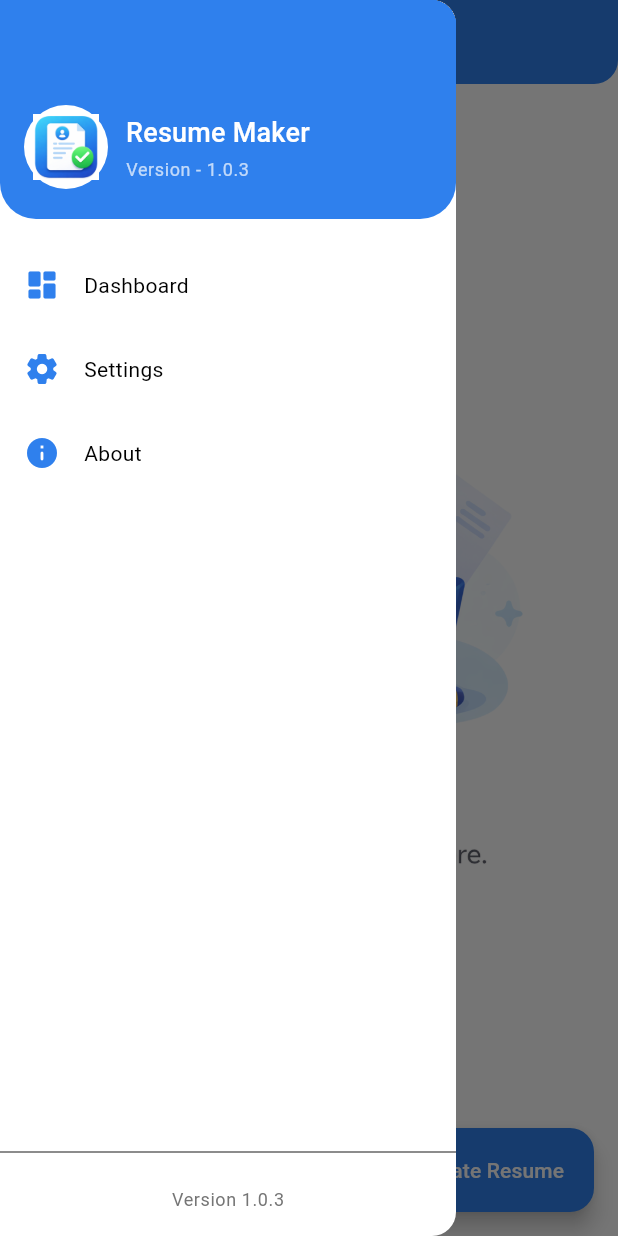
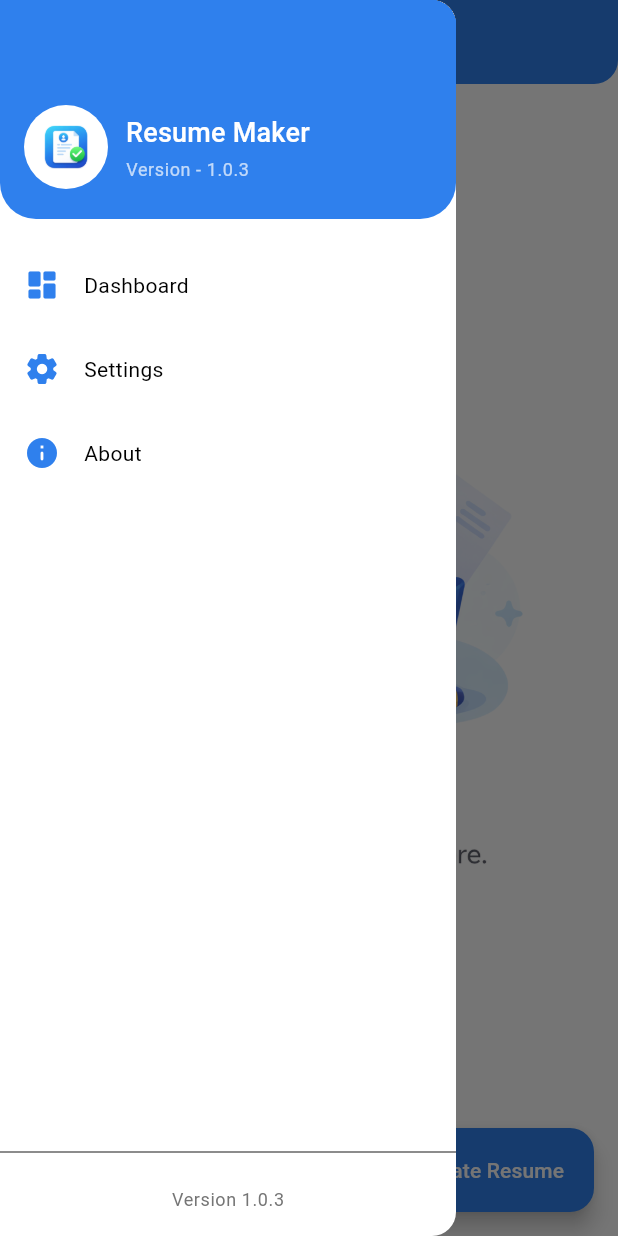
Before and after one commit to shivasai0951/resumeMaker, a Flutter app: the screen it shows after launch, with the side drawer open, on a phone screen of 412 x 824 dp. Run offline on Flutter 3.47's test engine with Material 3 defaults, Android fonts, the phone set to English and light mode, and no system bars; our stand-ins replace equatable, flutter_bloc, hive, hive_flutter, pdf, permission_handler and 3 more; missing offline and left inert: flutter_file_dialog; accounts and stored records are empty.

Commit message:
small bug

```diff
--- a/lib/screens/dashboard_screen.dart
+++ b/lib/screens/dashboard_screen.dart
@@ -24,50 +24,9 @@ class _DashboardScreenState extends State<DashboardScreen> {
     //_checkForUpdate();
   }
 
-/*
-Future<void> _checkForUpdate() async {
-    try {
-      final updateInfo = await InAppUpdate.checkForUpdate();
-      if (updateInfo.updateAvailability == UpdateAvailability.updateAvailable) {
-        if (mounted) {
-          _showUpdateDialog();
-        }
-      }
-    } catch (e) {
-      // Silently fail - update check is not critical
-    }
-  }*/
-
- /* void _showUpdateDialog() {
-    showDialog(
-      context: context,
-      builder:
-          (context) => AlertDialog(
-            title: const Text('Update Available'),
-            content: const Text(
-              'A new version of Resume Maker is available on Play Store. Update now for the latest features and improvements!',
-            ),
-            actions: [
-              TextButton(
-                onPressed: () => Navigator.pop(context),
-                child: const Text('Later'),
-              ),
-              ElevatedButton(
-                onPressed: () {
-                  Navigator.pop(context);
-                  InAppUpdate.performImmediateUpdate();
-                },
-                child: const Text('Update Now'),
-              ),
-            ],
-          ),
-    );
-  }*/
-
   @override
   Widget build(BuildContext context) {
     final localizations = AppLocalizations.of(context);
-
 
     return Scaffold(
       appBar: AppBar(
@@ -106,6 +65,8 @@ Future<void> _checkForUpdate() async {
                       child: Image.asset(
                         "assets/ic_launcher.png",
                         fit: BoxFit.contain,
+                        height: 30,
+                        width: 30,
                       ),
                     ),
                   ),
--- a/pubspec.yaml
+++ b/pubspec.yaml
@@ -44,8 +44,8 @@ dependencies:
   shared_preferences: ^2.2.2
   pdf: ^3.10.7
   printing: ^5.11.1
-  ##intl: ^0.19.0
-  intl: ^0.20.0
+  #intl: ^0.19.0
+  intl: any
   permission_handler: ^11.1.0
   url_launcher: ^6.2.2
   flutter_file_dialog: ^3.0.2
```
Also changed, not shown: lib/service/pdf_service.dart (+10 -10 lines), pubspec.lock.
